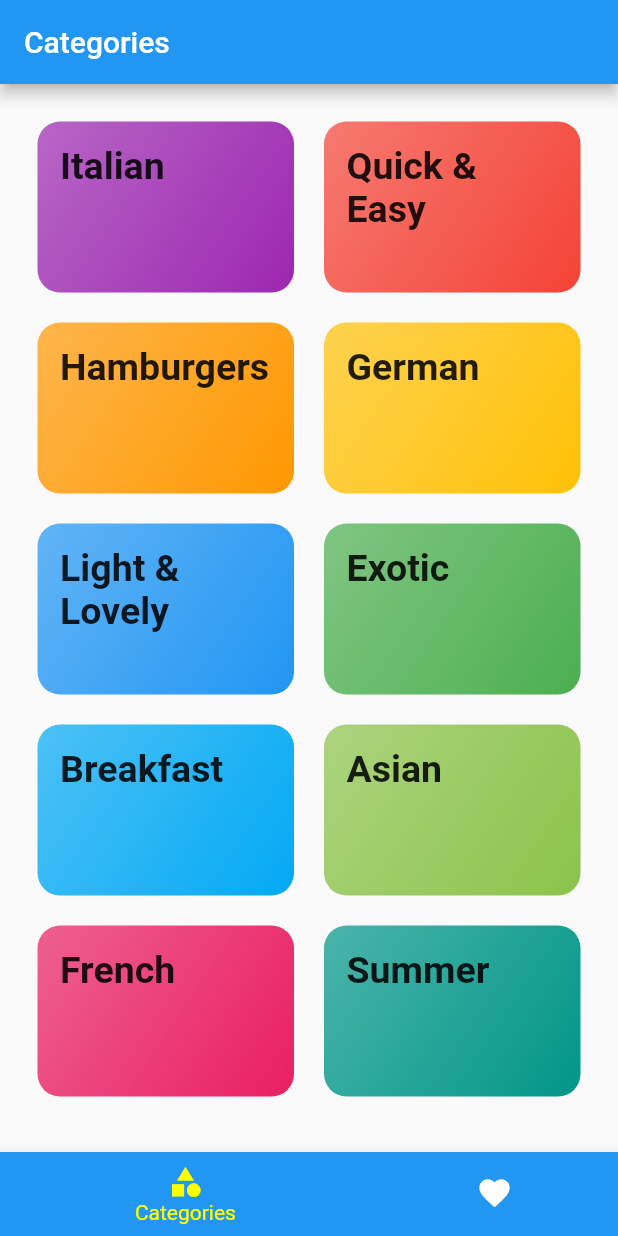
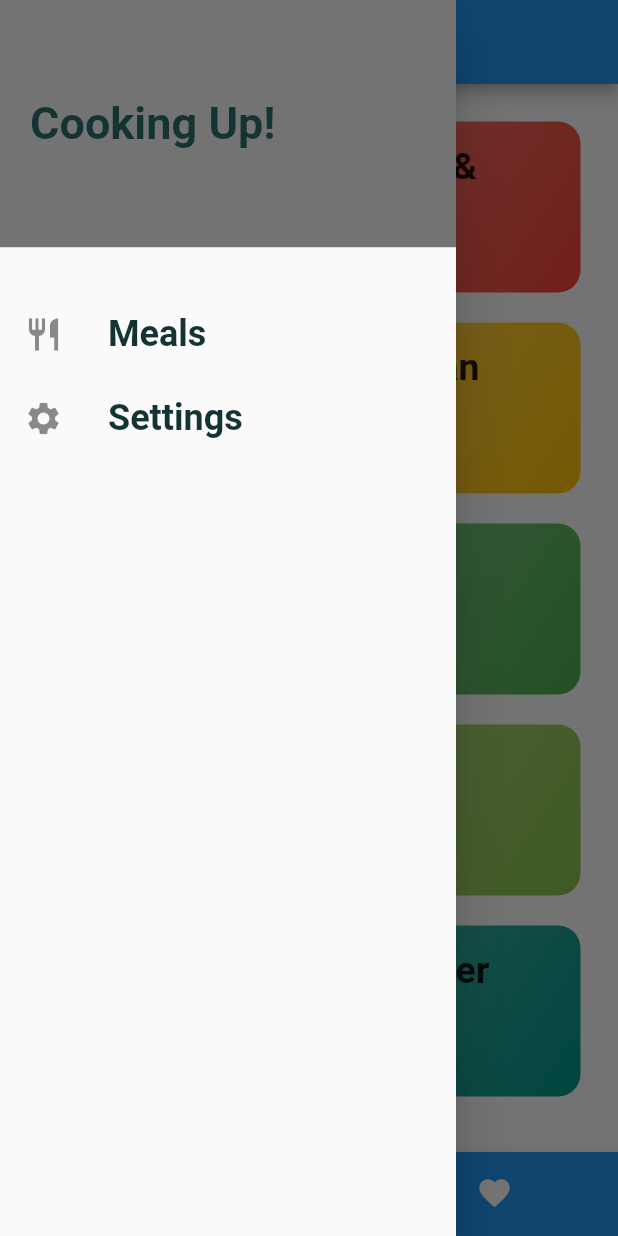
Before and after one commit to PatrickChow0803/Meals, a Flutter app: the screen it shows after launch, with the side drawer open (before the commit the screen has no drawer), on a phone screen of 412 x 824 dp. Run offline on Flutter 3.47's test engine with Material 2 defaults, Android fonts, the phone set to English and light mode, and no system bars.

Commit message:
Added a drawer with Icons

```diff
--- a/meals/lib/screens/tabs_screen.dart
+++ b/meals/lib/screens/tabs_screen.dart
@@ -1,6 +1,7 @@
 import 'package:flutter/material.dart';
 import 'package:meals/screens/categories_screen.dart';
 import 'package:meals/screens/favorites_screen.dart';
+import 'package:meals/widgets/main_drawer.dart';
 
 // Needs to be a stateful widget because the _selectedPageIndex variable must change value
 class TabsScreen extends StatefulWidget {
@@ -39,6 +40,7 @@ class _TabsScreenState extends State<TabsScreen> {
       appBar: AppBar(
         title: Text(_pages[_selectedPageIndex]['title']),
       ),
+      drawer: MainDrawer(),
       body: _pages[_selectedPageIndex]['page'],
       bottomNavigationBar: BottomNavigationBar(
         // onTap returns an index for what got tapped
--- /dev/null
+++ b/meals/lib/widgets/main_drawer.dart
@@ -0,0 +1,47 @@
+import 'package:flutter/material.dart';
+
+class MainDrawer extends StatelessWidget {
+  ListTile buildListTile(String title, IconData icon) {
+    return ListTile(
+      leading: Icon(
+        icon,
+        size: 26.0,
+      ),
+      title: Text(
+        title,
+        style: TextStyle(
+          fontWeight: FontWeight.bold,
+          fontSize: 24,
+        ),
+      ),
+      onTap: () {},
+    );
+  }
+
+  @override
+  Widget build(BuildContext context) {
+    return Drawer(
+      child: Column(
+        children: <Widget>[
+          Container(
+            height: MediaQuery.of(context).size.height * 0.2,
+            width: double.infinity,
+            color: Colors.black54,
+            padding: EdgeInsets.all(20.0),
+            // Determines where the child should be aligned,
+            alignment: Alignment.centerLeft,
+            child: Text(
+              'Cooking Up!',
+              style: TextStyle(fontWeight: FontWeight.bold, fontSize: 30.0),
+            ),
+          ),
+          SizedBox(
+            height: 30.0,
+          ),
+          buildListTile('Meals', Icons.restaurant),
+          buildListTile('Settings', Icons.settings),
+        ],
+      ),
+    );
+  }
+}
```
